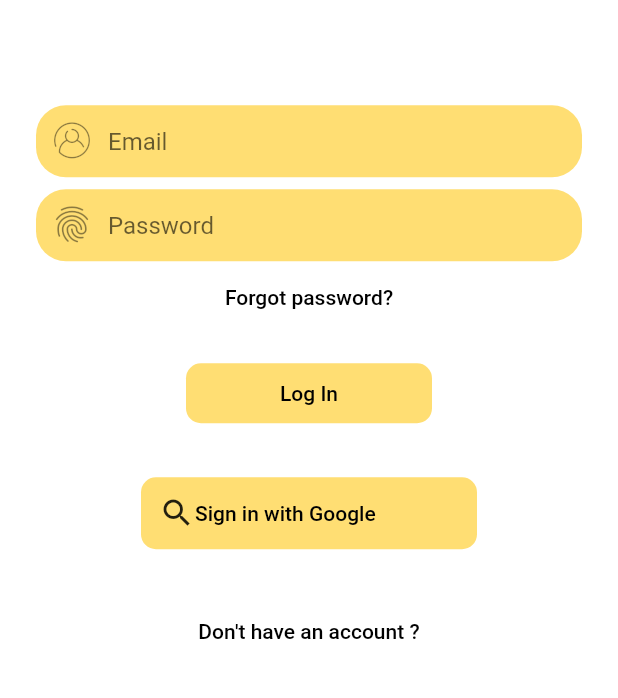
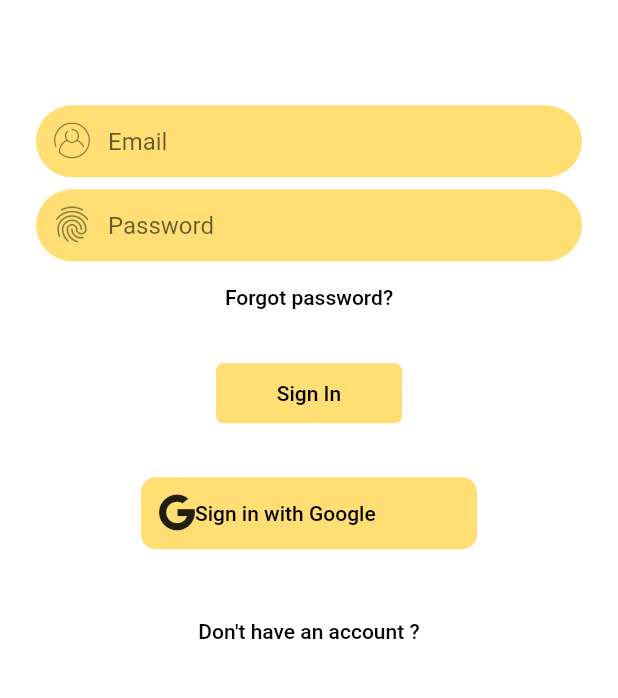
Before and after one commit to Purukitto/Yuso_TravelApp, a Flutter app: the screen it shows after launch, on a phone screen of 412 x 824 dp, the part 464-1162 px from its top. Run offline on Flutter 3.47's test engine with Material 2 defaults, Android fonts, the phone set to English and light mode, and no system bars; our stand-ins replace splashscreen.

Commit message:
Update login icons

```diff
--- a/lib/screens/auth/login.dart
+++ b/lib/screens/auth/login.dart
@@ -33,9 +33,8 @@ class _LoginPageState extends State<LoginPage> {
         hintText: 'Email',
         contentPadding: EdgeInsets.fromLTRB(20.0, 10.0, 20.0, 10.0),
         border: OutlineInputBorder(
-          borderSide: BorderSide.none,
-          borderRadius: BorderRadius.circular(20.0)
-          ),
+            borderSide: BorderSide.none,
+            borderRadius: BorderRadius.circular(100.0)),
         fillColor: Color.fromRGBO(255, 222, 115, 1),
       ),
     );
@@ -50,7 +49,7 @@ class _LoginPageState extends State<LoginPage> {
         contentPadding: EdgeInsets.fromLTRB(20.0, 10.0, 20.0, 10.0),
         border: OutlineInputBorder(
           borderSide: BorderSide.none,
-          borderRadius: BorderRadius.circular(20.0),
+          borderRadius: BorderRadius.circular(100.0),
         ),
         fillColor: Color.fromRGBO(255, 222, 115, 1),
       ),
@@ -65,9 +64,34 @@ class _LoginPageState extends State<LoginPage> {
     );
 
     final loginButton = Padding(
-      padding: EdgeInsets.symmetric(vertical: 16.0, horizontal: 100.0),
+      padding: EdgeInsets.symmetric(vertical: 16.0, horizontal: 120.0),
       child: RaisedButton(
         elevation: 0,
+        shape: RoundedRectangleBorder(
+          borderRadius: BorderRadius.circular(5),
+        ),
+        onPressed: () {
+          Navigator.of(context).pushNamed(null);
+        },
+        padding: EdgeInsets.all(12),
+        color: Color.fromRGBO(255, 222, 115, 1),
+        child: Text('Sign In', style: TextStyle(color: Colors.black)),
+      ),
+    );
+
+    final googleSignIn = Padding(
+      padding: EdgeInsets.symmetric(vertical: 16.0, horizontal: 70.0),
+      child: RaisedButton(
+        elevation: 0,
+        child: new Row(
+          children: <Widget>[
+            new Icon(CustomIcons1.google),
+            new Text(
+              "Sign in with Google",
+              style: TextStyle(color: Colors.black),
+            ),
+          ],
+        ),
         shape: RoundedRectangleBorder(
           borderRadius: BorderRadius.circular(10),
         ),
@@ -76,42 +100,8 @@ class _LoginPageState extends State<LoginPage> {
         },
         padding: EdgeInsets.all(12),
         color: Color.fromRGBO(255, 222, 115, 1),
-        child: Text('Log In', style: TextStyle(color: Colors.black)),
       ),
     );
-
-
-     final google_signin  = Padding(
-      padding: EdgeInsets.symmetric(vertical: 16.0, horizontal: 70.0),
-
-      child: RaisedButton(
-        elevation: 0,
-        child: new Row(
-                children: <Widget>[
-                  new Icon(Icons.search),
-                  new Text("Sign in with Google",style: TextStyle(color: Colors.black)),
-
-
-                ],
-              ),
-
-        shape: RoundedRectangleBorder(
-
-          borderRadius: BorderRadius.circular(10),
-        ),
-        onPressed: () {
-          Navigator.of(context).pushNamed(null);
-        },
-        padding: EdgeInsets.all(12),
-        color: Color.fromRGBO(255, 222, 115, 1),
-
-
-
-
-      ),
-    );
-
-
 
     final signin = FlatButton(
       child: Text(
@@ -138,7 +128,7 @@ class _LoginPageState extends State<LoginPage> {
             SizedBox(height: 0.0),
             loginButton,
             SizedBox(height: 0.0),
-            google_signin,
+            googleSignIn,
             SizedBox(height: 15.0),
             signin
           ],
```
